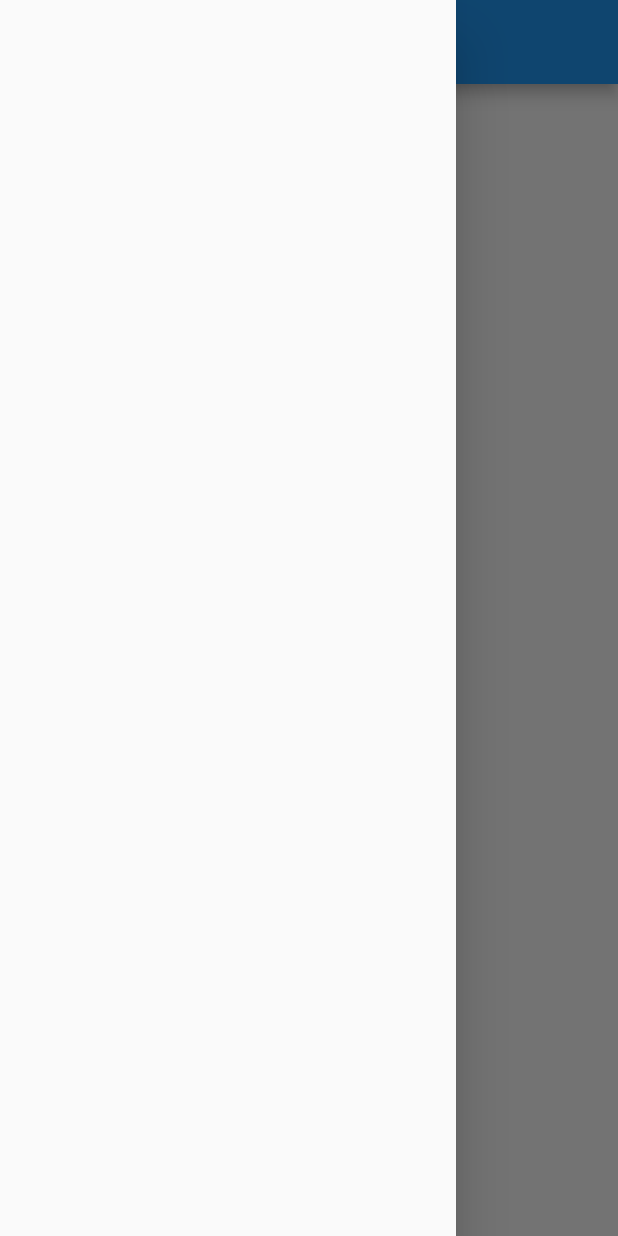
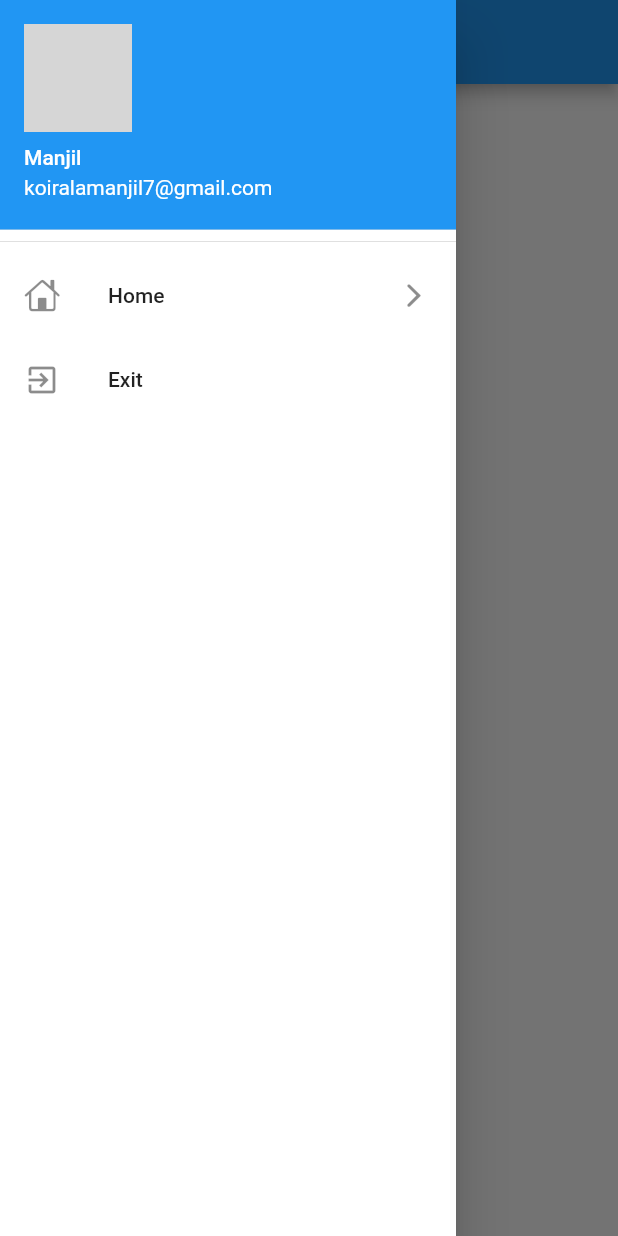
Before and after one commit to manjilkoirala/30DaysOfFlutter, a Flutter app: the Homepage screen opened by its route, with the side drawer open, on a phone screen of 412 x 824 dp. Run offline on Flutter 3.47's test engine with Material 2 defaults, Android fonts, the phone set to English and light mode, and no system bars; our stand-ins replace google_fonts; network calls fail; grey boxes are pictures that could not be loaded.

Commit message:
Day 9 Drawer

```diff
--- a/lib/pages/homepage.dart
+++ b/lib/pages/homepage.dart
@@ -1,3 +1,4 @@
+import 'package:day1/widgets/drawer.dart';
 import 'package:flutter/material.dart';
 
 class Homepage extends StatelessWidget {
@@ -13,7 +14,7 @@ class Homepage extends StatelessWidget {
         centerTitle: true,
         title: const Text('This is app bar'),
       ),
-      drawer: const Drawer(),
+      drawer: MainDrawer(),
       body: Center(child: Text("Flutter $days $use Challenge")),
     );
   }
--- /dev/null
+++ b/lib/widgets/drawer.dart
@@ -0,0 +1,43 @@
+// ignore_for_file: prefer_const_constructors
+import 'package:flutter/cupertino.dart';
+import 'package:flutter/material.dart';
+
+class MainDrawer extends StatelessWidget {
+  const MainDrawer({Key? key}) : super(key: key);
+
+  @override
+  Widget build(BuildContext context) {
+    const imageurl =
+        "https://media-exp1.licdn.com/dms/image/C5603AQF-KHuXOev8FQ/profile-displayphoto-shrink_200_200/0/1590076084914?e=2147483647&v=beta&t=Z4mSqPsotfi-CULAC43d_t2gE15R6CIc3ABMRedXRT8";
+    return Drawer(
+        backgroundColor: Colors.white,
+        child: ListView(
+          // ignore: prefer_const_literals_to_create_immutables
+          children: [
+            DrawerHeader(
+              padding: EdgeInsets.zero,
+              child: UserAccountsDrawerHeader(
+                  accountName: Text('Manjil'),
+                  accountEmail: Text('koiralamanjil7@gmail.com'),
+                  currentAccountPicture: CircleAvatar(
+                    backgroundImage: NetworkImage(imageurl),
+                  )),
+            ),
+            ListTile(
+                leading: Icon(CupertinoIcons.home),
+                title: Text('Home'),
+                trailing: Icon(CupertinoIcons.forward),
+                onTap: () {
+                  Navigator.pop(context);
+                }),
+            ListTile(
+              leading: Icon(Icons.exit_to_app),
+              title: Text('Exit'),
+              onTap: () {
+                Navigator.pop(context);
+              },
+            )
+          ],
+        ));
+  }
+}
```
Also changed, not shown: img/drawerlog.png (added).
